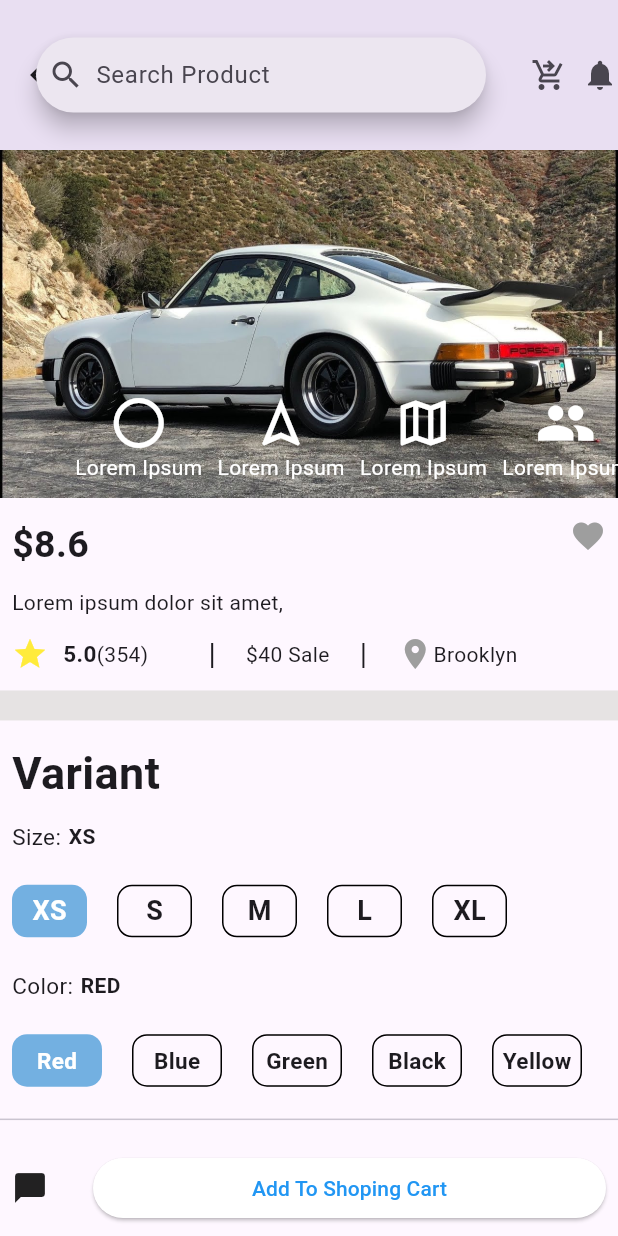
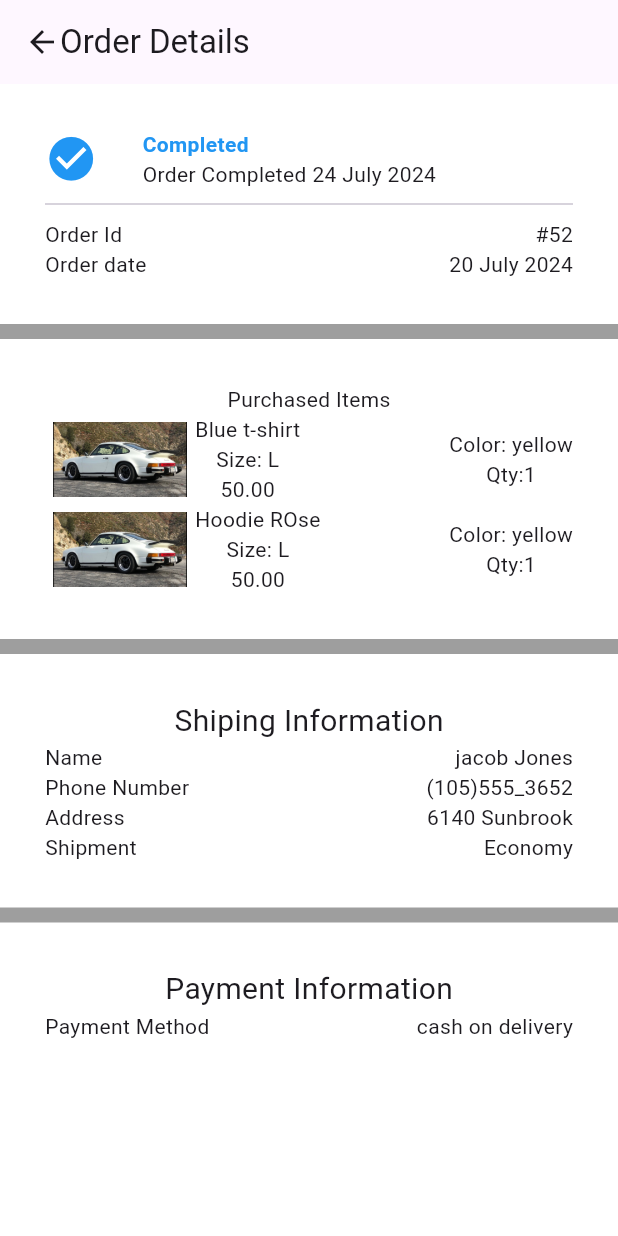
Before and after one commit to Johna210/UGR-3323-13-LAB-Exercises, a Flutter app: the screen it shows after launch, on a phone screen of 412 x 824 dp. Run offline on Flutter 3.47's test engine with Material 3 defaults, Android fonts, the phone set to English and light mode, and no system bars; missing offline and left inert: dart:ffi.

Commit message:
Third Screen:

```diff
--- a/LAB2Exercises/lab2/lib/main.dart
+++ b/LAB2Exercises/lab2/lib/main.dart
@@ -2,11 +2,12 @@ import 'package:flutter/material.dart';
 
 import 'package:lab2/screen1.dart';
 import 'package:lab2/screen2.dart';
+import 'package:lab2/screen3.dart';
 
 void main() {
   runApp(
     const MaterialApp(
-      home: Screen2(),
+      home: Screen3(),
     ),
   );
 }
--- a/LAB2Exercises/lab2/lib/screen3.dart
+++ b/LAB2Exercises/lab2/lib/screen3.dart
@@ -0,0 +1,160 @@
+import 'package:flutter/material.dart';
+
+class Screen3 extends StatelessWidget {
+  const Screen3({super.key});
+
+  @override
+  Widget build(BuildContext context) {
+    return Scaffold(
+      backgroundColor: Colors.grey,
+      appBar: AppBar(
+        centerTitle: true,
+        title: const Row(
+          children: [Icon(Icons.arrow_back), Text('Order Details')],
+        ),
+      ),
+      body: Column(children: [
+        Container(
+            color: Colors.white,
+            padding: const EdgeInsets.all(30.0),
+            child: const Column(
+              children: [
+                Row(
+                  children: [
+                    Icon(
+                      Icons.check_circle,
+                      size: 35,
+                      color: Colors.blue,
+                    ),
+                    SizedBox(
+                      width: 30,
+                    ),
+                    Column(
+                      crossAxisAlignment: CrossAxisAlignment.start,
+                      children: [
+                        Text(
+                          'Completed',
+                          textAlign: TextAlign.start,
+                          style: TextStyle(
+                              color: Colors.blue, fontWeight: FontWeight.bold),
+                        ),
+                        Text('Order Completed 24 July 2024')
+                      ],
+                    )
+                  ],
+                ),
+                Divider(height: 20),
+                Row(
+                  mainAxisAlignment: MainAxisAlignment.center,
+                  children: [Text('Order Id'), Spacer(), Text('#52')],
+                ),
+                Row(
+                  mainAxisAlignment: MainAxisAlignment.center,
+                  children: [
+                    Text('Order date '),
+                    Spacer(),
+                    Text('20 July 2024')
+                  ],
+                )
+              ],
+            )),
+        const SizedBox(
+          height: 10,
+        ),
+        Container(
+            color: Colors.white,
+            padding: const EdgeInsets.all(30.0),
+            child: Column(
+              children: [
+                const Text('Purchased Items'),
+                Row(
+                  children: [
+                    Image.asset(
+                      'assets/porsche.jpg',
+                      height: 50,
+                      width: 100,
+                    ),
+                    const Column(
+                      children: [
+                        Text('Blue t-shirt'),
+                        Text('Size: L'),
+                        Text('50.00')
+                      ],
+                    ),
+                    const Spacer(),
+                    const Column(
+                      children: [Text('Color: yellow'), Text('Qty:1')],
+                    )
+                  ],
+                ),
+                Row(
+                  children: [
+                    Image.asset(
+                      'assets/porsche.jpg',
+                      height: 50,
+                      width: 100,
+                    ),
+                    const Column(
+                      children: [
+                        Text('Hoodie ROse'),
+                        Text('Size: L'),
+                        Text('50.00')
+                      ],
+                    ),
+                    const Spacer(),
+                    const Column(
+                      children: [Text('Color: yellow'), Text('Qty:1')],
+                    )
+                  ],
+                ),
+              ],
+            )),
+        const SizedBox(height: 10),
+        Container(
+          padding: const EdgeInsets.all(30.0),
+          color: Colors.white,
+          child: (const Column(
+            children: [
+              Text('Shiping Information', style: TextStyle(fontSize: 20)),
+              Row(
+                children: [Text('Name'), Spacer(), Text('jacob Jones')],
+              ),
+              Row(
+                children: [
+                  Text('Phone Number'),
+                  Spacer(),
+                  Text('(105)555_3652')
+                ],
+              ),
+              Row(
+                children: [Text('Address'), Spacer(), Text('6140 Sunbrook')],
+              ),
+              Row(
+                children: [Text('Shipment'), Spacer(), Text('Economy')],
+              ),
+            ],
+          )),
+        ),
+        const SizedBox(
+          height: 10,
+        ),
+        Container(
+            padding: const EdgeInsets.all(30.0),
+            height: 320,
+            color: Colors.white,
+            child: const Column(
+              children: [
+                Text('Payment Information', style: TextStyle(fontSize: 20)),
+                Row(
+                  children: [
+                    Text('Payment Method'),
+                    Spacer(),
+                    Text('cash on delivery')
+                  ],
+                ),
+              ],
+            ))
+      ]),
+    );
+  }
+}
```
